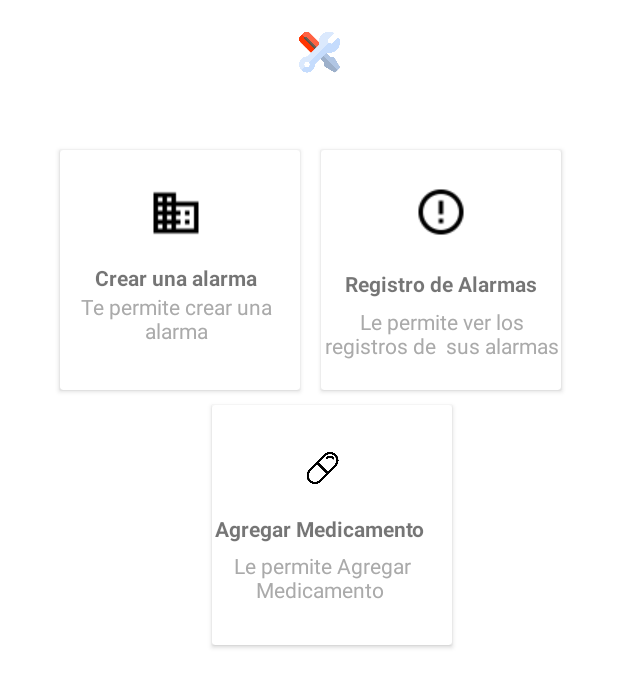
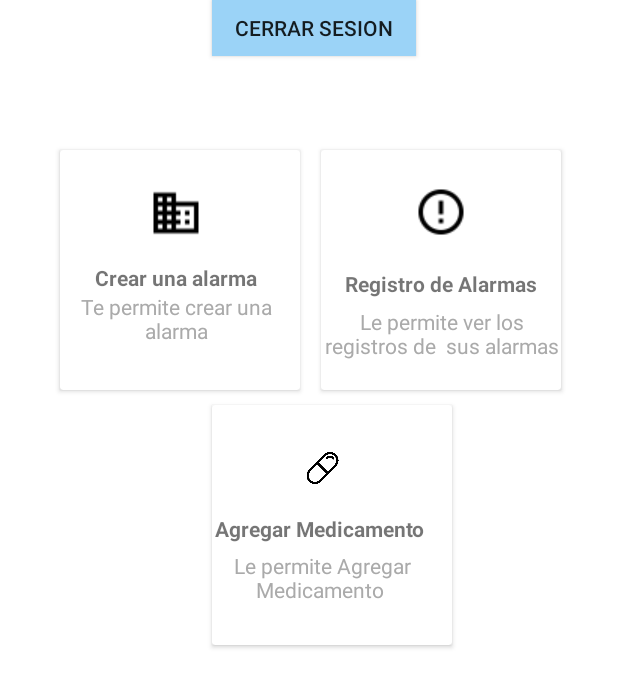
Before and after one commit to pedroloza/HealtchPac2, an Android app: the screen it shows after launch once a user with an empty profile is signed in (MainActivity), on a phone screen of 412 x 824 dp. Shown: the top 687 px of the screen. Run offline under Robolectric (Android 15) with nearby library versions, the light colour scheme and no system bars; our stand-ins replace Firebase (no records; nobody signed in at launch, a user with empty details on screens opened directly).

Commit message:
primer commit

```diff
--- a/app/src/main/java/HealtchPac/com/Main3Activity.java
+++ b/app/src/main/java/HealtchPac/com/Main3Activity.java
@@ -50,7 +50,7 @@ public class Main3Activity extends AppCompatActivity {
         this.context = this;
 
 
-        ajustes= (ImageView) findViewById(R.id.ajustes);
+        ajustes= (ImageView) findViewById(R.id.mecha);
 
         ajustes.setOnClickListener(new View.OnClickListener() {
             @Override
--- a/app/src/main/java/HealtchPac/com/MainActivity.java
+++ b/app/src/main/java/HealtchPac/com/MainActivity.java
@@ -11,6 +11,7 @@ import android.content.Intent;
 import android.os.Bundle;
 import android.util.Log;
 import android.view.View;
+import android.widget.Button;
 import android.widget.ImageView;
 import android.widget.TextView;
 import android.widget.Toast;
@@ -33,9 +34,11 @@ import java.util.Objects;
 public class MainActivity extends AppCompatActivity implements GoogleApiClient.OnConnectionFailedListener {
     private GoogleApiClient googleApiClient;
 
-    ImageView ajustes;
+
     private ImageView imageView;
     private TextView textView,textView2,textView3;
+
+    Button uwu;
 
     private FirebaseAuth firebaseAuth;
     private FirebaseAuth.AuthStateListener firebaseAuthListener;
@@ -46,17 +49,16 @@ public class MainActivity extends AppCompatActivity implements GoogleApiClient.O
         super.onCreate(savedInstanceState);
         setContentView(R.layout.activity_main);
 
+        uwu =(Button) findViewById(R.id.mecha);
 
-       ajustes= (ImageView) findViewById(R.id.ajustes);
-
-        ajustes.setOnClickListener(new View.OnClickListener() {
+        uwu.setOnClickListener(new View.OnClickListener() {
             @Override
             public void onClick(View v) {
-                Intent intent1 =new Intent(MainActivity.this, ajustes.class);
-                startActivity(intent1);
+                FirebaseAuth.getInstance().signOut();
+                Intent intToMain = new Intent (MainActivity.this, LoginActivity.class);
+                startActivity(intToMain);
             }
         });
-
 
         //  imageView=(ImageView) findViewById(R.id.img);
         //textView=(TextView) findViewById(R.id.nom);
--- a/app/src/main/java/HealtchPac/com/ajustes.java
+++ b/app/src/main/java/HealtchPac/com/ajustes.java
@@ -20,7 +20,7 @@ ImageView ajustes;
         super.onCreate(savedInstanceState);
         setContentView(R.layout.activity_ajustes);
 
-        ajustes= (ImageView) findViewById(R.id.ajustes);
+        ajustes= (ImageView) findViewById(R.id.mecha);
 
         ajustes.setOnClickListener(new View.OnClickListener() {
             @Override
--- a/app/src/main/res/layout/activity_main.xml
+++ b/app/src/main/res/layout/activity_main.xml
@@ -20,13 +20,15 @@
             android:layout_width="match_parent"
             android:layout_height="453dp">
 
-            <ImageView
-                android:id="@+id/ajustes"
-                android:layout_width="27dp"
-                android:layout_height="69dp"
+            <Button
+                android:id="@+id/mecha"
+                android:layout_width="136dp"
+                android:layout_height="37dp"
+                android:background="@color/colormi"
                 android:src="@drawable/mechanics"
+                android:text="Cerrar Sesion"
                 app:layout_constraintEnd_toEndOf="parent"
-                app:layout_constraintHorizontal_bias="0.518"
+                app:layout_constraintHorizontal_bias="0.512"
                 app:layout_constraintStart_toStartOf="parent"
                 app:layout_constraintTop_toTopOf="parent" />
 
--- a/app/src/main/res/layout/activity_main3.xml
+++ b/app/src/main/res/layout/activity_main3.xml
@@ -65,7 +65,7 @@
         app:layout_constraintStart_toStartOf="parent" />
 
     <ImageView
-        android:id="@+id/ajustes"
+        android:id="@+id/imageView9"
         android:layout_width="35dp"
         android:layout_height="47dp"
         android:layout_marginStart="8dp"
--- a/app/src/main/res/values/colors.xml
+++ b/app/src/main/res/values/colors.xml
@@ -5,5 +5,7 @@
     <color name="colorAccent">#D81B60</color>
     <color name="colorfondo">#FFFFFF</color>
     <color name="colorkk">#C649D0E6</color>
+    <color name="colormi">#9BD3F7</color>
+
 
 </resources>
```
